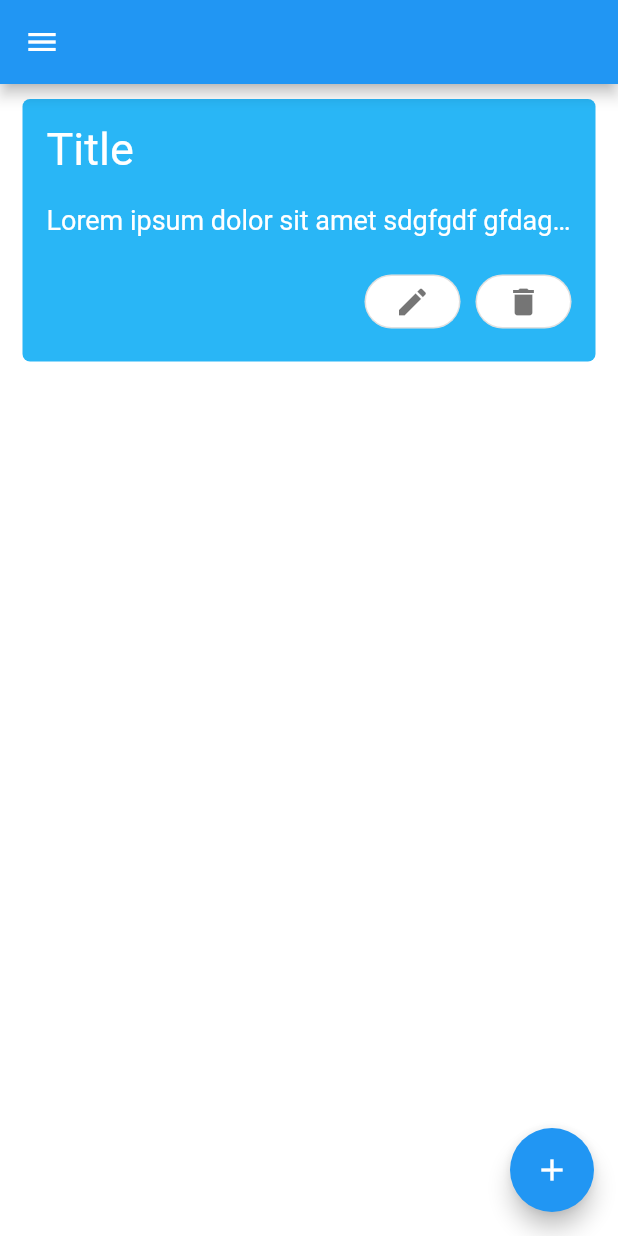
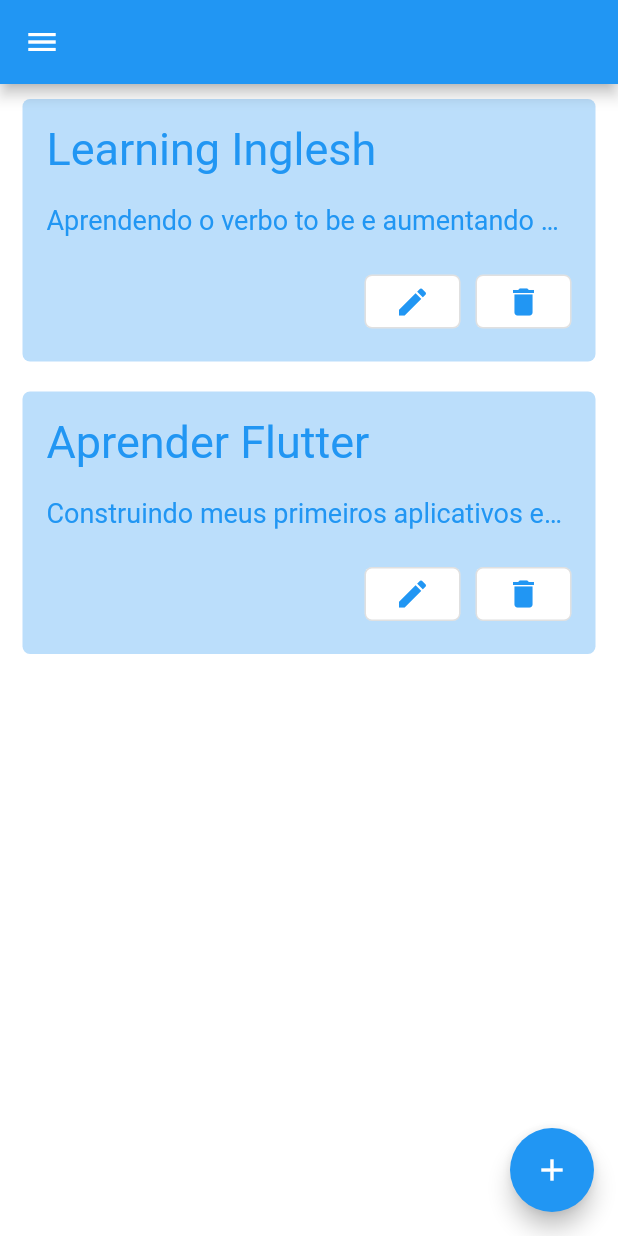
Before and after one commit to antoniolisboa/flutter_inherited, a Flutter app: the HomeScreen screen opened by its route, on a phone screen of 412 x 824 dp. Run offline on Flutter 3.47's test engine with Material 2 defaults, Android fonts, the phone set to English and light mode, and no system bars.

Commit message:
atualização do task card

```diff
--- a/lib/componets/task.dart
+++ b/lib/componets/task.dart
@@ -1,7 +1,14 @@
 import 'package:flutter/material.dart';
 
 class Task extends StatelessWidget {
-  const Task({super.key});
+  final String taskName;
+  final String taskDescription;
+
+  const Task({
+    super.key,
+    required this.taskName,
+    required this.taskDescription,
+  });
 
   @override
   Widget build(BuildContext context) {
@@ -13,7 +20,7 @@
       child: Container(
         height: 175,
         decoration: BoxDecoration(
-          color: Colors.lightBlue[400],
+          color: Colors.blue[100],
           borderRadius: BorderRadius.circular(5),
         ),
         child: Padding(
@@ -22,18 +29,18 @@
             mainAxisAlignment: MainAxisAlignment.spaceBetween,
             crossAxisAlignment: CrossAxisAlignment.start,
             children: [
-              const Text(
-                'Title',
-                style: TextStyle(
-                  color: Colors.white,
+              Text(
+                taskName,
+                style: const TextStyle(
+                  color: Colors.blue,
                   fontSize: 30,
                   overflow: TextOverflow.ellipsis,
                 ),
               ),
-              const Text(
-                'Lorem ipsum dolor sit amet sdgfgdf gfdagfg',
-                style: TextStyle(
-                  color: Colors.white,
+              Text(
+                taskDescription,
+                style: const TextStyle(
+                  color: Colors.blue,
                   fontSize: 18,
                   overflow: TextOverflow.ellipsis,
                 ),
@@ -46,11 +53,11 @@
                     style: OutlinedButton.styleFrom(
                         backgroundColor: Colors.white,
                         shape: RoundedRectangleBorder(
-                          borderRadius: BorderRadius.circular(90),
+                          borderRadius: BorderRadius.circular(5),
                         )),
                     child: const Icon(
                       Icons.edit,
-                      color: Colors.black54,
+                      color: Colors.blue,
                     ),
                   ),
                   const SizedBox(width: 10),
@@ -59,11 +66,11 @@
                     style: OutlinedButton.styleFrom(
                         backgroundColor: Colors.white,
                         shape: RoundedRectangleBorder(
-                          borderRadius: BorderRadius.circular(90),
+                          borderRadius: BorderRadius.circular(5),
                         )),
                     child: const Icon(
                       Icons.delete,
-                      color: Colors.black54,
+                      color: Colors.blue,
                     ),
                   ),
                 ],
--- a/lib/screens/home_screen.dart
+++ b/lib/screens/home_screen.dart
@@ -13,7 +13,16 @@
       drawer: const TaskDrawer(),
       body: ListView(
         children: const [
-          Task(),
+          Task(
+            taskName: 'Learning Inglesh',
+            taskDescription:
+                'Aprendendo o verbo to be e aumentando o meu vocabulário.',
+          ),
+          Task(
+            taskName: 'Aprender Flutter',
+            taskDescription:
+                'Construindo meus primeiros aplicativos em flutter.',
+          ),
         ],
       ),
       floatingActionButton: FloatingActionButton(
```
